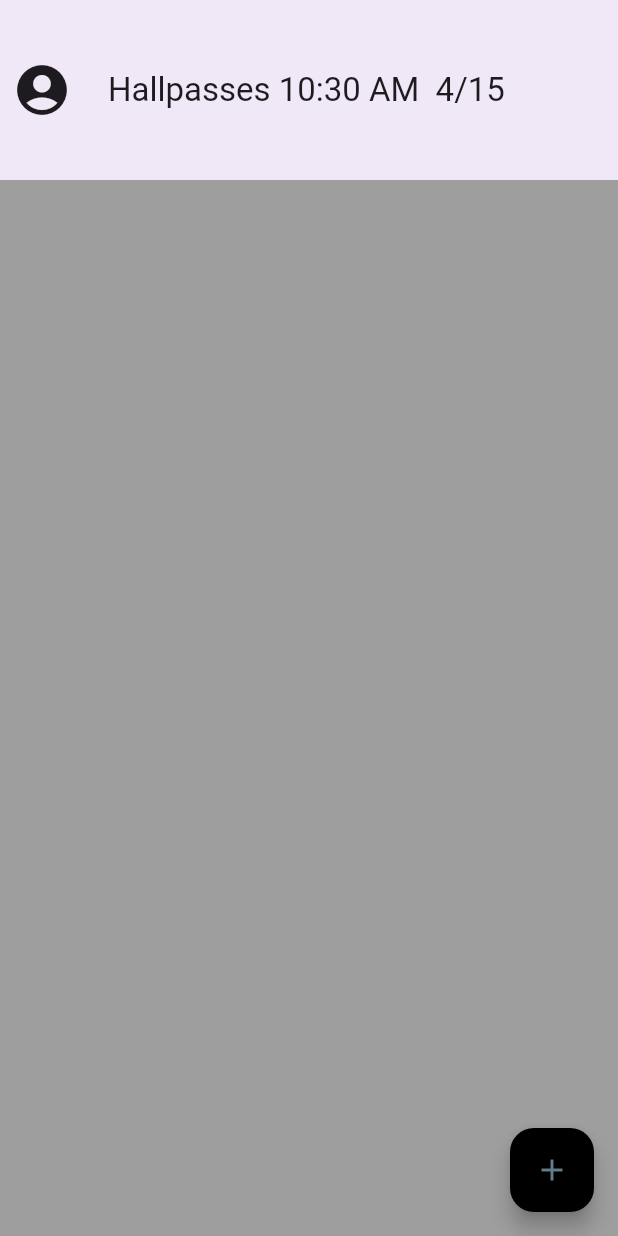
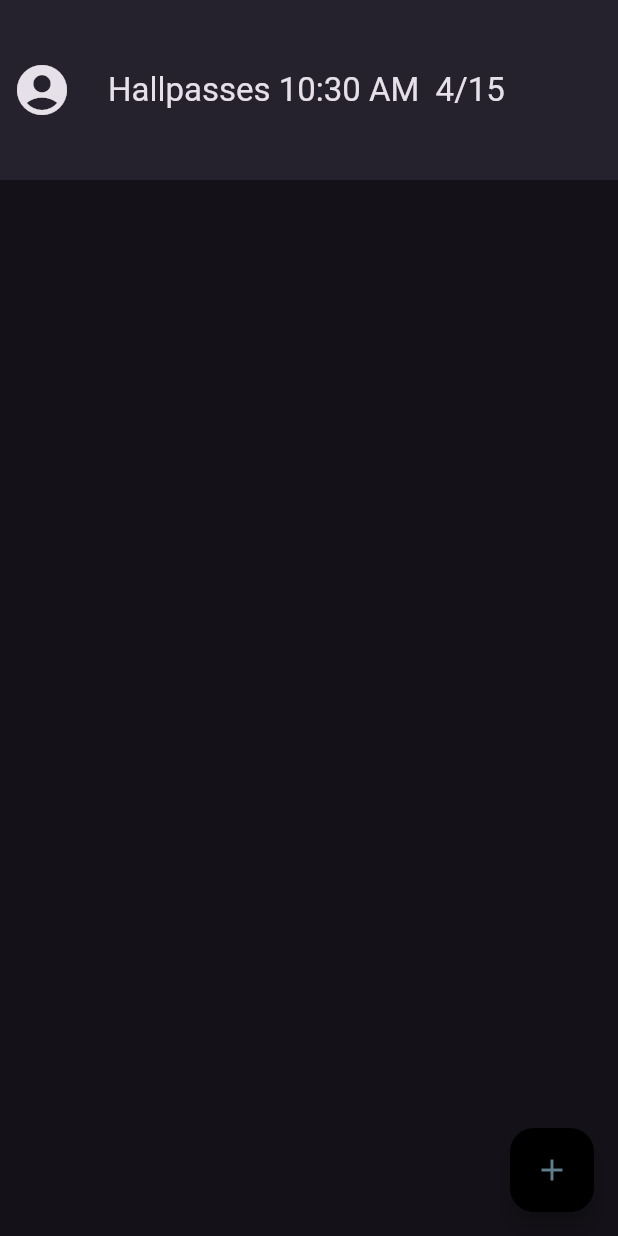
Before and after one commit to DubsyDev/Foxtrot-4-10-24, a Flutter app: the screen it shows after launch, on a phone screen of 412 x 824 dp. Run offline on Flutter 3.47's test engine with Material 3 defaults, Android fonts, the phone set to English and light mode, and no system bars.

Commit message:
Update main.dart
Creates dark theme and sets up for later input of a light/dark mode switch

```diff
--- a/lib/main.dart
+++ b/lib/main.dart
@@ -7,19 +7,12 @@ void main() {
 
 class MyApp extends StatelessWidget {
   const MyApp({super.key});
-
   @override
   Widget build(BuildContext context) {
     return MaterialApp(
       debugShowCheckedModeBanner: false,
+      theme: ThemeData.dark(),
       home: const HomePage(),
-
-      theme: ThemeData(
-        primarySwatch: Colors.orange,
-        scaffoldBackgroundColor: Colors.grey,),
-
-        color: Colors.orangeAccent,
-
 
 
     );
```
